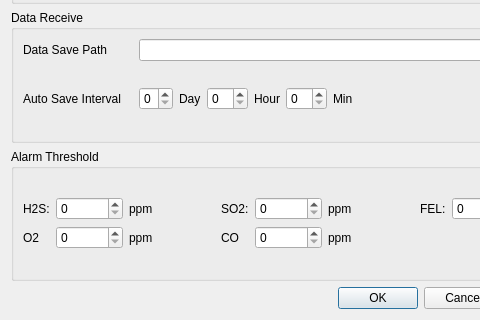
Before: the Qt Designer form GasRemote/MAC/MacCompass/examples/GasInfo/optiondialog.ui in Quenii/ADCEVM, drawn with Qt 5; both pictures show x 0 to 480 and y 139 to 459 of the 601 by 459 pixel window.
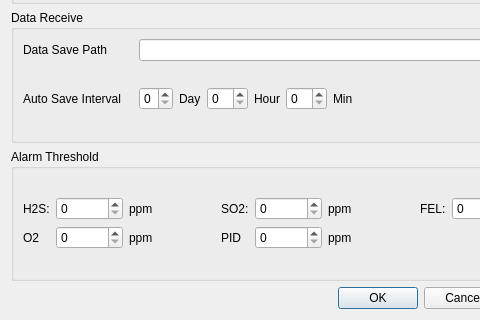
After: the same form once the commit is applied.

Patch:
```diff
--- a/GasRemote/MAC/MacCompass/examples/GasInfo/optiondialog.ui
+++ b/GasRemote/MAC/MacCompass/examples/GasInfo/optiondialog.ui
@@ -461,7 +461,7 @@
           <item row="1" column="0">
            <widget class="QLabel" name="label_24">
             <property name="text">
-             <string>CO</string>
+             <string>PID</string>
             </property>
            </widget>
           </item>
```
